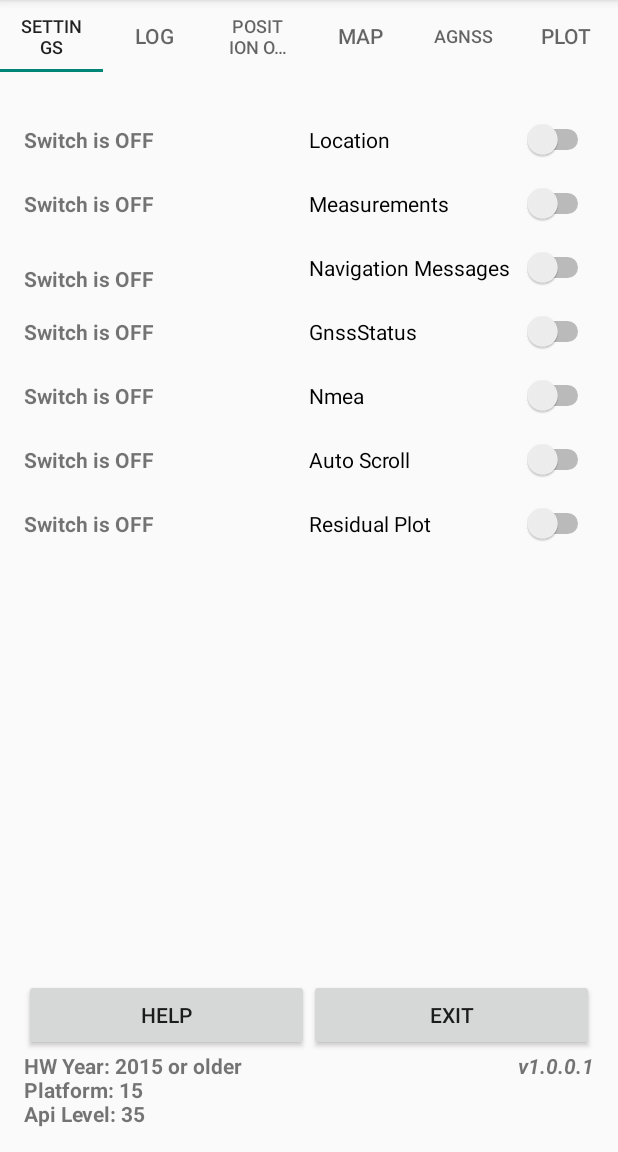
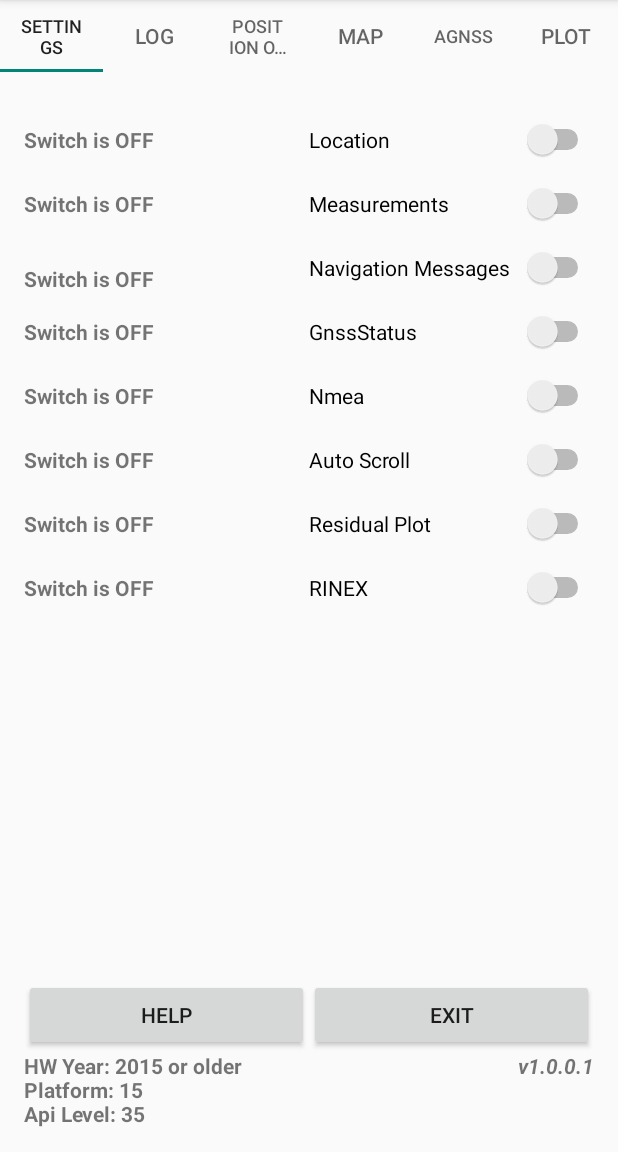
Before and after one commit to ahhuu/Gnss_Log, an Android app: the screen it shows after launch (MainActivity), on a phone screen of 412 x 824 dp, the part 84-1236 px from its top. Run offline under Robolectric (Android 15) with nearby library versions, the phone set to English and light mode, and no system bars; libraries missing offline, so code that uses them is left out: org.achartengine, org.achartengine.model, org.achartengine.renderer, org.achartengine.util, org.apache.commons; 19 statements that could not run were skipped.

Commit message:
fix：2.增加存储RINEX3.04格式数据功能

```diff
--- a/app/src/main/java/com/google/android/apps/location/gps/gnsslogger/LoggerFragment.java
+++ b/app/src/main/java/com/google/android/apps/location/gps/gnsslogger/LoggerFragment.java
@@ -111,6 +111,14 @@ public class LoggerFragment extends Fragment implements TimerListener {
     public void setFileLogger(FileLogger value) {
         mFileLogger = value;
     }
+
+    // 在 LoggerFragment 类中添加以下代码
+
+    public UIFragmentComponent getUIFragmentComponent() {
+        return mUiComponent;
+    }
+
+
 
     @Override
     public void onResume() {
--- a/app/src/main/java/com/google/android/apps/location/gps/gnsslogger/MainActivity.java
+++ b/app/src/main/java/com/google/android/apps/location/gps/gnsslogger/MainActivity.java
@@ -15,7 +15,6 @@
  */
 
 package com.google.android.apps.location.gps.gnsslogger;
-
 
 import android.Manifest;
 import android.app.Activity;
@@ -39,7 +38,6 @@ import androidx.core.app.ActivityCompat;
 import androidx.core.content.ContextCompat;
 import androidx.fragment.app.Fragment;
 import androidx.fragment.app.FragmentManager;
-import androidx.fragment.app.FragmentPagerAdapter;
 import androidx.fragment.app.FragmentStatePagerAdapter;
 import androidx.localbroadcastmanager.content.LocalBroadcastManager;
 import androidx.viewpager.widget.ViewPager;
@@ -77,6 +75,15 @@ public class MainActivity extends AppCompatActivity
   private AgnssUiLogger mAgnssUiLogger;
   private Fragment[] mFragments;
   private GoogleApiClient mGoogleApiClient;
+  private LoggerFragment mLoggerFragment;
+  private SettingsFragment mSettingsFragment;
+
+  private LoggerFragment.UIFragmentComponent mUIFragmentComponent;
+
+  public LoggerFragment.UIFragmentComponent getUIFragmentComponent() {
+    return mUIFragmentComponent;
+  }
+
   private boolean mAutoSwitchGroundTruthMode;
   //广播接收器，用于接收活动检测结果的广播
   private final ActivityDetectionBroadcastReceiver mBroadcastReceiver =
@@ -94,12 +101,14 @@ public class MainActivity extends AppCompatActivity
               // Empty
             }
           };
+
   // 在活动启动时，绑定 TimerService 服务，确保应用运行时服务可用
   @Override
   protected void onStart() {
     super.onStart();
     bindService(new Intent(this, TimerService.class), mConnection, Context.BIND_AUTO_CREATE);
   }
+
   //在活动恢复时，注册广播接收器 mBroadcastReceiver，用于接收活动检测结果的广播
   @Override
   protected void onResume() {
@@ -109,12 +118,14 @@ public class MainActivity extends AppCompatActivity
                     mBroadcastReceiver,
                     new IntentFilter(DetectedActivitiesIntentReceiver.AR_RESULT_BROADCAST_ACTION));
   }
+
   //在活动暂停时，取消注册广播接收器 mBroadcastReceiver
   @Override
   protected void onPause() {
     LocalBroadcastManager.getInstance(this).unregisterReceiver(mBroadcastReceiver);
     super.onPause();
   }
+
   //在活动停止时，解绑之前绑定的服务
   @Override
   protected void onStop() {
@@ -190,7 +201,7 @@ public class MainActivity extends AppCompatActivity
   }
 
   /**
-   * A {@link FragmentPagerAdapter} that returns a fragment corresponding to one of the
+   * A {@link FragmentStatePagerAdapter} that returns a fragment corresponding to one of the
    * sections/tabs/pages.
    */
   public class ViewPagerAdapter extends FragmentStatePagerAdapter {
@@ -201,22 +212,15 @@ public class MainActivity extends AppCompatActivity
 
     @Override
     public androidx.fragment.app.Fragment getItem(int position) {
-      switch (position) {
-        case FRAGMENT_INDEX_SETTING:
-          return mFragments[FRAGMENT_INDEX_SETTING];
-        case FRAGMENT_INDEX_LOGGER:
-          return mFragments[FRAGMENT_INDEX_LOGGER];
-        case FRAGMENT_INDEX_RESULT:
-          return mFragments[FRAGMENT_INDEX_RESULT];
-        case FRAGMENT_INDEX_MAP:
-          return mFragments[FRAGMENT_INDEX_MAP];
-        case FRAGMENT_INDEX_AGNSS:
-          return mFragments[FRAGMENT_INDEX_AGNSS];
-        case FRAGMENT_INDEX_PLOT:
-          return mFragments[FRAGMENT_INDEX_PLOT];
-        default:
+      if (position < 0 || position >= mFragments.length) {
+        Log.e(TAG, "Invalid section: " + position);
         throw new IllegalArgumentException("Invalid section: " + position);
       }
+      Fragment fragment = mFragments[position];
+      if (fragment == null) {
+        Log.e(TAG, "Fragment at position " + position + " is null");
+      }
+      return fragment;
     }
 
     @Override
@@ -259,11 +263,9 @@ public class MainActivity extends AppCompatActivity
       } else {
         // 权限被拒绝，向用户解释为什么需要这些权限
         if (ActivityCompat.shouldShowRequestPermissionRationale(this, REQUIRED_PERMISSIONS[0])) {
-          // 显示解释对话框
-          // 这里可以使用 AlertDialog 等方式向用户解释为什么需要这些权限
           Log.i(TAG, "Permissions are required to use the app properly.");
         } else {
-          // 用户选择了不再询问，引导用户到应用设置页面手动开启权限
+          // 用户选择不再询问，引导用户到应用设置页面手动开启权限
           Log.i(TAG, "User denied permissions and selected 'Don't ask again'.");
         }
       }
@@ -288,15 +290,18 @@ public class MainActivity extends AppCompatActivity
                     mRealTimePositionVelocityCalculator,
                     mAgnssUiLogger);
     mFragments = new Fragment[NUMBER_OF_FRAGMENTS];
+
     SettingsFragment settingsFragment = new SettingsFragment();
     settingsFragment.setGpsContainer(mMeasurementProvider);
     settingsFragment.setRealTimePositionVelocityCalculator(mRealTimePositionVelocityCalculator);
     settingsFragment.setAutoModeSwitcher(this);
+    settingsFragment.setFileLogger(mFileLogger); // 设置 FileLogger 到 SettingsFragment
     mFragments[FRAGMENT_INDEX_SETTING] = settingsFragment;
 
     LoggerFragment loggerFragment = new LoggerFragment();
     loggerFragment.setUILogger(mUiLogger);
     loggerFragment.setFileLogger(mFileLogger);
+    mUIFragmentComponent = loggerFragment.getUIFragmentComponent(); // 获取 UIFragmentComponent 实例
     mFragments[FRAGMENT_INDEX_LOGGER] = loggerFragment;
 
     ResultFragment resultFragment = new ResultFragment();
@@ -317,12 +322,12 @@ public class MainActivity extends AppCompatActivity
     mRealTimePositionVelocityCalculator.setPlotFragment(plotFragment);
 
     // The viewpager that will host the section contents.
-    ViewPager viewPager = (ViewPager) findViewById(R.id.pager);
+    ViewPager viewPager = findViewById(R.id.pager);
     viewPager.setOffscreenPageLimit(5);
     ViewPagerAdapter adapter = new ViewPagerAdapter(getSupportFragmentManager());
     viewPager.setAdapter(adapter);
 
-    TabLayout tabLayout = (TabLayout) findViewById(R.id.tab_layout);
+    TabLayout tabLayout = findViewById(R.id.tab_layout);
     tabLayout.setTabsFromPagerAdapter(adapter);
 
     // Set a listener via setOnTabSelectedListener(OnTabSelectedListener) to be notified when any
@@ -333,6 +338,7 @@ public class MainActivity extends AppCompatActivity
     // this layout
     viewPager.addOnPageChangeListener(new TabLayout.TabLayoutOnPageChangeListener(tabLayout));
   }
+
   // 检查是否拥有所有必需的权限
   private boolean hasPermissions(Activity activity) {
     if (Build.VERSION.SDK_INT < Build.VERSION_CODES.M) {
@@ -346,6 +352,7 @@ public class MainActivity extends AppCompatActivity
     }
     return true;
   }
+
   // 请求权限并设置 Fragment
   private void requestPermissionAndSetupFragments(final Activity activity) {
     if (hasPermissions(activity)) {
--- a/app/src/main/java/com/google/android/apps/location/gps/gnsslogger/SettingsFragment.java
+++ b/app/src/main/java/com/google/android/apps/location/gps/gnsslogger/SettingsFragment.java
@@ -56,6 +56,11 @@ public class SettingsFragment extends Fragment {
 
   private MeasurementProvider mGpsContainer;
   private HelpDialog helpDialog;
+
+  private FileLogger mFileLogger;
+  public void setFileLogger(FileLogger fileLogger) {
+    this.mFileLogger = fileLogger;
+  }
 
   /**
    * The {@link RealTimePositionVelocityCalculator} set for receiving the ground truth mode switch
@@ -225,13 +230,39 @@ public class SettingsFragment extends Fragment {
           }
         });
 
+    final Switch registerRinex = view.findViewById(R.id.register_rinex);
+    final TextView registerRinexLabel = view.findViewById(R.id.register_rinex_label);
+    // set the switch to OFF
+    registerRinex.setChecked(false);
+    registerRinexLabel.setText("Switch is OFF");
+    registerRinex.setOnCheckedChangeListener(new CompoundButton.OnCheckedChangeListener() {
+      @Override
+      public void onCheckedChanged(CompoundButton buttonView, boolean isChecked) {
+        if (isChecked) {
+          mFileLogger.startRinexLogging();
+          registerRinexLabel.setText("Switch is ON");
+          LoggerFragment.UIFragmentComponent uiComponent = ((MainActivity) getActivity()).getUIFragmentComponent();
+          if (uiComponent != null) {
+            uiComponent.logTextFragment("RINEX", "RINEX logging started", android.graphics.Color.GREEN);
+          }
+        } else {
+          mFileLogger.stopRinexLogging();
+          registerRinexLabel.setText("Switch is OFF");
+          LoggerFragment.UIFragmentComponent uiComponent = ((MainActivity) getActivity()).getUIFragmentComponent();
+          if (uiComponent != null) {
+            uiComponent.logTextFragment("RINEX", "RINEX logging stopped", android.graphics.Color.RED);
+          }
+        }
+      }
+    });
+
     final Switch residualPlotSwitch = (Switch) view.findViewById(R.id.residual_plot_enabled);
     final TextView turnOnResidual = (TextView) view.findViewById(R.id.turn_on_residual_plot);
     turnOnResidual.setText("Switch is OFF");
     residualPlotSwitch.setOnCheckedChangeListener(
         new OnCheckedChangeListener() {
           @Override
-          public void onCheckedChanged(CompoundButton buttonView, boolean isChecked) {
+          public void onCheckedChanged(CompoundButton buttonView, boolean  isChecked) {
             if (isChecked) {
 
               LayoutInflater inflater =
--- a/app/src/main/res/layout/fragment_main.xml
+++ b/app/src/main/res/layout/fragment_main.xml
@@ -158,6 +158,28 @@
         android:text="@string/residual_plot" />
   </LinearLayout>
 
+  <!-- 新增 RINEX 开关 -->
+  <LinearLayout
+      android:orientation="horizontal"
+      android:layout_width="match_parent"
+      android:layout_height="wrap_content">
+    <TextView
+        android:layout_width="0dp"
+        android:layout_weight="1"
+        android:layout_height="wrap_content"
+        android:textStyle="bold"
+        android:layout_marginTop="15dp"
+        android:id="@+id/register_rinex_label" />
+    <Switch
+        android:layout_width="0dp"
+        android:layout_weight="1"
+        android:layout_height="wrap_content"
+        android:id="@+id/register_rinex"
+        android:singleLine="true"
+        android:layout_marginTop="15dp"
+        android:text="@string/rinex_label" />
+  </LinearLayout>
+
   <RelativeLayout
       android:layout_width="match_parent"
       android:layout_height="wrap_content"
@@ -211,6 +233,4 @@
           android:textStyle="italic|bold" />
     </LinearLayout>
   </RelativeLayout>
-
-
 </LinearLayout>
--- a/app/src/main/res/values/strings.xml
+++ b/app/src/main/res/values/strings.xml
@@ -19,6 +19,7 @@
     <string name="nmea_label">Nmea</string>
     <string name="auto_scroll">Auto Scroll</string>
     <string name="residual_plot">Residual Plot</string>
+    <string name="rinex_label">RINEX</string>
 
     <string name="help">HELP</string>
     <string name="exit">Exit</string>
```
Also changed, not shown: app/src/main/java/com/google/android/apps/location/gps/gnsslogger/FileLogger.java (+253 -19 lines). Lines whose indentation alone changed are shown as unchanged.
